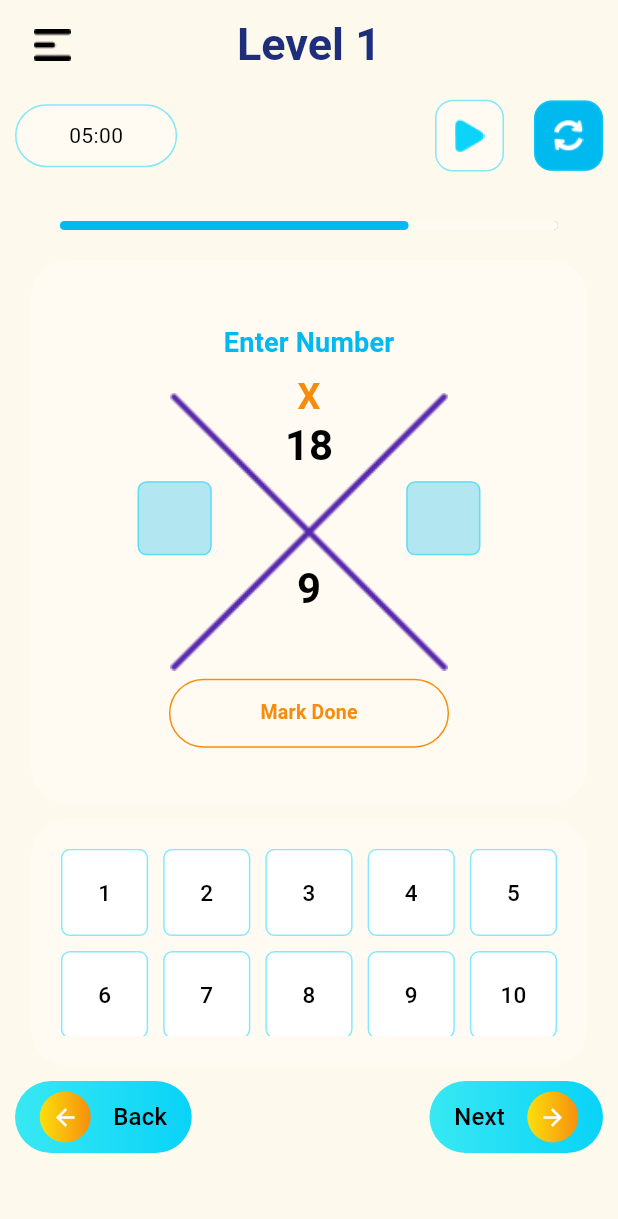
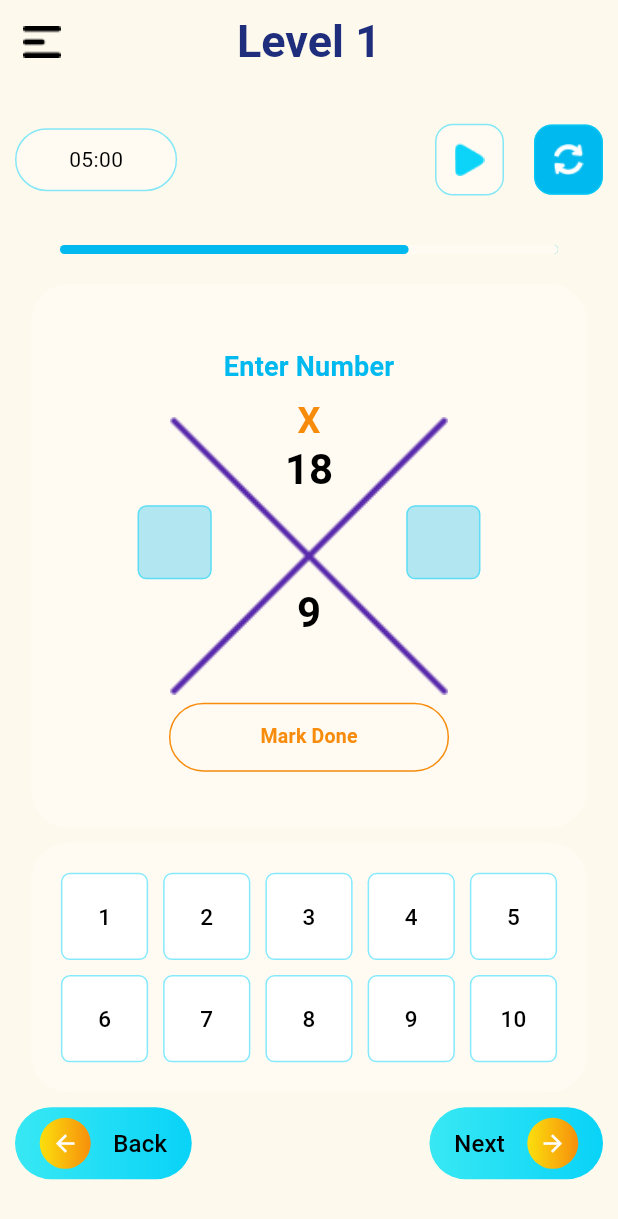
Before and after one commit to UmairYousafzai/X-puzzle, a Flutter app: the GameScreen screen opened directly, on a phone screen of 412 x 824 dp. Shown: the top 1219 px of the screen. Run offline on Flutter 3.47's test engine with Material 3 defaults, Android fonts, the phone set to English and light mode, and no system bars; our stand-ins replace flutter_native_splash, flutter_riverpod, flutter_svg, gap, google_fonts; missing offline and left inert: dart:ffi.

Commit message:
UI upgradation

```diff
--- a/lib/providers/game_number_provider.dart
+++ /dev/null
@@ -1,4 +0,0 @@
-import 'package:flutter_riverpod/flutter_riverpod.dart';
-
-// Provider to manage the selected game number
-final gameNumberProvider = StateProvider<String?>((ref) => null);
--- a/lib/screens/game_screen/game_number_buttons_widget.dart
+++ b/lib/screens/game_screen/game_number_buttons_widget.dart
@@ -1,8 +1,8 @@
 import 'package:flutter/material.dart';
 import 'package:flutter_riverpod/flutter_riverpod.dart';
-import 'package:xpuzzle/providers/game_number_provider.dart';
 import 'package:xpuzzle/screens/widgets/buttons/buttons.dart';
 import 'package:xpuzzle/utils/constants.dart';
+import '../../providers/game_provider.dart';
 import '../../theme/colors.dart';
 
 class GameNumberButtonsWidget extends ConsumerWidget {
@@ -10,31 +10,36 @@ class GameNumberButtonsWidget extends ConsumerWidget {
 
   @override
   Widget build(BuildContext context, WidgetRef ref) {
-    // List of button labels (1 to 10)
-    final List<String> numbers = List.generate(10, (index) => (index + 1).toString());
-    final selecedtNumber=ref.watch(gameNumberProvider);
+    final List<String> numbers =
+        List.generate(10, (index) => (index + 1).toString());
+    final selectedNumber = ref.watch(gameProvider).selectedNumber;
 
     return Container(
-      height: context.screenHeight * 0.2,
       width: context.screenWidth * 0.9,
       decoration: BoxDecoration(
         borderRadius: BorderRadius.circular(25),
         color: MColors().colorPrimary,
       ),
       child: Padding(
-        padding: const EdgeInsets.all(20.0),
+        padding:  EdgeInsets.all(MediaQuery.of(context).size.height > smallDeviceThreshold
+            ? 20
+            :  10),
         child: GridView.count(
-          crossAxisCount: 5, // 5 buttons in each row
-          mainAxisSpacing: 10, // Space between rows
-          crossAxisSpacing: 10, // Space between columns
-          shrinkWrap: true, // Let the GridView take the size of its children
-          physics: const NeverScrollableScrollPhysics(), // Prevent scrolling inside the GridView
+          crossAxisCount: 5,
+          mainAxisSpacing: MediaQuery.of(context).size.height > smallDeviceThreshold
+              ? 10
+              : 5,
+          crossAxisSpacing: 10,
+          shrinkWrap: true,
+          physics: const NeverScrollableScrollPhysics(),
           children: numbers.map<Widget>((number) {
             return gameNumberButton(
-                  () {
-                  //  ref.read(gameNumberProvider.notifier).state=number;
-                  }, // Define the onPressed callback for each button
-             selecedtNumber==number? MColors().colorSecondaryBlueDark: MColors().white,
+              () {
+                ref.read(gameProvider.notifier).updateSelectedNumber(number);
+              },
+              selectedNumber == number
+                  ? MColors().colorSecondaryBlueDark
+                  : MColors().white,
               number,
               context,
               15,
--- a/lib/screens/game_screen/game_screen.dart
+++ b/lib/screens/game_screen/game_screen.dart
@@ -4,6 +4,7 @@ import 'package:gap/gap.dart';
 import 'package:xpuzzle/screens/game_screen/game_custom_progress_bar.dart';
 import 'package:xpuzzle/screens/quiz_completion_screen.dart';
 import 'package:xpuzzle/screens/widgets/buttons/buttons.dart';
+import 'package:xpuzzle/screens/widgets/custom_app_bar.dart';
 import 'package:xpuzzle/theme/colors.dart';
 import 'package:xpuzzle/utils/constants.dart';
 
@@ -22,35 +23,23 @@ class GameScreen extends ConsumerWidget {
     final levelList = ref.read(levelListProvider);
     final gameState = ref.watch(gameProvider);
     final gameNotifier = ref.read(gameProvider.notifier);
-
     return Scaffold(
-      body: SafeArea(
-          child: Padding(
-        padding: const EdgeInsets.all(10),
-        child: SingleChildScrollView(
+        appBar: customAppBar(
+            context,
+            level ?? 'Select Level',
+            Image.asset(
+              "assets/icons/drawer_icon.png",
+              width: 50,
+              height: 40,
+            ),
+            () {}),
+        body: Padding(
+          padding: EdgeInsets.all(
+              MediaQuery.of(context).size.height > smallDeviceThreshold
+                  ? 10
+                  : 5),
           child: Column(
             children: [
-              Row(
-                children: [
-                  Image.asset(
-                    "assets/icons/drawer_icon.png",
-                    width: 50,
-                    height: 40,
-                  ),
-                  Expanded(
-                    child: Center(
-                      child: Text(
-                        level ?? 'Select Level',
-                        style: Theme.of(context).textTheme.titleLarge!.copyWith(
-                              color: const Color(0xFF1E2D7C),
-                              fontWeight: FontWeight.w700,
-                            ),
-                      ),
-                    ),
-                  ),
-                  const Gap(50),
-                ],
-              ),
               Gap(context.screenHeight * 0.02),
               Row(
                 children: [
@@ -59,32 +48,44 @@ class GameScreen extends ConsumerWidget {
                         '${gameState.minutes.toString().padLeft(2, '0')}:${gameState.seconds.toString().padLeft(2, '0')}',
                   ),
                   const Spacer(),
-
-                  gameState.isTimerRunning?
-                  gameStartResetButton(() {                                     // Button to pause timer
-                    gameNotifier.pauseTimer();
-                  }, 'assets/icons/pause-button.png', MColors().colorPrimary):
-                  gameStartResetButton(() {
-                    gameNotifier.playTimer();                                  // Button to start timer
-                  }, 'assets/images/play.png', MColors().colorPrimary)
-
-                  ,
-                  const Gap(20),
-                  gameStartResetButton(() {
-                    gameNotifier.resetTimer();                                  // Button to reset timer
+                  gameState.isTimerRunning
+                      ? gameStartResetButton(context,() {
+                          // Button to pause timer
+                          gameNotifier.pauseTimer();
+                        }, 'assets/icons/pause-button.png',
+                          MColors().colorPrimary)
+                      : gameStartResetButton(context,() {
+                          gameNotifier.playTimer(); // Button to start timer
+                        }, 'assets/images/play.png', MColors().colorPrimary),
+                  Gap(MediaQuery.of(context).size.height > smallDeviceThreshold
+                      ? 20
+                      : 10),
+                  gameStartResetButton(context,() {
+                    gameNotifier.resetTimer(); // Button to reset timer
                   }, 'assets/images/reset.png',
                       MColors().colorSecondaryBlueDark),
                 ],
               ),
-              Gap(context.screenHeight * 0.04),
+              Gap(
+                  MediaQuery.of(context).size.height > smallDeviceThreshold
+                      ? context.screenHeight * 0.04
+                      : context.screenHeight * 0.02
+                  ),
               const CustomProgressBar(
                 progress: 0.7,
               ),
-              const Gap(20),
+               Gap(
+                  MediaQuery.of(context).size.height > smallDeviceThreshold
+                      ? 20
+                      : 10),
               const GameWidget(),
-              const Gap(10),
+               Gap(MediaQuery.of(context).size.height > smallDeviceThreshold
+                  ? 10
+                  : 5),
               const GameNumberButtonsWidget(),
-              const Gap(10),
+               Gap(MediaQuery.of(context).size.height > smallDeviceThreshold
+                  ? 10
+                  : 5),
               Row(
                 mainAxisAlignment: MainAxisAlignment.spaceBetween,
                 children: [
@@ -97,7 +98,9 @@ class GameScreen extends ConsumerWidget {
                       Navigator.pop(context);
                     }
                   }, false), // Back button
-                  const Gap(50),
+                   Gap(MediaQuery.of(context).size.height > smallDeviceThreshold
+                      ? 50
+                      : 25),
                   gameBacknNextButton(context, () {
                     int currentIndex = levelList.indexOf(level!);
                     if (currentIndex < levelList.length - 1) {
@@ -107,7 +110,7 @@ class GameScreen extends ConsumerWidget {
                       Navigator.push(
                           context,
                           MaterialPageRoute(
-                              builder: (ctx) => QuizCompeltionScreen()));
+                              builder: (ctx) => QuizCompletionScreen()));
                     }
                   }, true), // Next Button
                 ],
@@ -115,8 +118,6 @@ class GameScreen extends ConsumerWidget {
               Gap(context.screenHeight * 0.01)
             ],
           ),
-        ),
-      )),
-    );
+        ));
   }
 }
--- a/lib/screens/game_screen/game_time_widget.dart
+++ b/lib/screens/game_screen/game_time_widget.dart
@@ -1,12 +1,20 @@
 import 'package:flutter/material.dart';
+
+import '../../utils/constants.dart';
 
 class GameTimeWidget extends StatelessWidget {
   const GameTimeWidget({super.key, required this.time});
-final String time;
+
+  final String time;
+
   @override
   Widget build(BuildContext context) {
     return Container(
-      padding: const EdgeInsets.symmetric(vertical:10,horizontal: 35 ),
+      padding:  EdgeInsets.symmetric(
+          vertical: MediaQuery.of(context).size.height > smallDeviceThreshold
+              ? 10
+              : 5,
+          horizontal: 35),
       decoration: BoxDecoration(
         color: const Color(0xFFFFFBF3), // #FFFBF3
         border: Border.all(
@@ -15,7 +23,9 @@ final String time;
         ),
         borderRadius: BorderRadius.circular(30),
       ),
-      child: Text(time,style: const TextStyle(fontSize: 14, color: Colors.black),
+      child: Text(
+        time,
+        style: const TextStyle(fontSize: 14, color: Colors.black),
       ),
     );
   }
--- a/lib/screens/results_screen.dart
+++ b/lib/screens/results_screen.dart
@@ -6,15 +6,17 @@ import 'package:xpuzzle/screens/widgets/result_single_card.dart';
 import 'package:xpuzzle/utils/constants.dart';
 
 class ResultsScreen extends StatelessWidget {
+  const ResultsScreen({super.key});
+
   @override
   Widget build(BuildContext context) {
     return Scaffold(
       body: Container(
         width: MediaQuery.of(context).size.width,
         height: MediaQuery.of(context).size.height,
-        decoration: BoxDecoration(
+        decoration: const BoxDecoration(
             image: DecorationImage(
-                image: new AssetImage("assets/images/background_1.jpeg"),
+                image: AssetImage("assets/images/background_1.jpeg"),
                 fit: BoxFit.fill)),
         child: SafeArea(
           child: Padding(
--- a/lib/screens/widgets/buttons/buttons.dart
+++ b/lib/screens/widgets/buttons/buttons.dart
@@ -75,11 +75,14 @@ primaryButton(VoidCallback onPressed, String text, Color textColor,BuildContext
 }
 
 gameStartResetButton(
+    BuildContext context,
     VoidCallback onPressed, String image, Color backgroundColor) {
   return GestureDetector(
     onTap: onPressed,
     child: Container(
-      padding: const EdgeInsets.all(12),
+      padding:  EdgeInsets.all(MediaQuery.of(context).size.height > smallDeviceThreshold
+          ? 12
+          : 6),
       decoration: BoxDecoration(
         borderRadius: BorderRadius.circular(12),
         color: backgroundColor,
@@ -98,8 +101,10 @@ gameNumberButton(VoidCallback onPressed, Color backgroundColor, String text,
   return InkWell(
     onTap: onPressed,
     child: Container(
-      height: context.screenHeight * 0.06,
-      width: context.screenWidth * 0.12,
+      height:MediaQuery.of(context).size.height > smallDeviceThreshold
+          ? context.screenHeight * 0.06
+          :  context.screenHeight * 0.01,
+      width: context.screenWidth * 0.1,
       decoration: BoxDecoration(
         borderRadius: BorderRadius.circular(6),
         color: backgroundColor,
@@ -113,7 +118,9 @@ gameNumberButton(VoidCallback onPressed, Color backgroundColor, String text,
           text,
           style: Theme.of(context).textTheme.titleSmall!.copyWith(
               color: black ? Colors.black : MColors().colorSecondaryBlueDark,
-              fontSize: fontSize),
+              fontSize: MediaQuery.of(context).size.height > smallDeviceThreshold
+                  ?fontSize
+                  :  fontSize-2),
         ),
       ),
     ),
@@ -132,7 +139,9 @@ gameDoneButton(VoidCallback onPressed, BuildContext context) {
       borderRadius: BorderRadius.circular(30),
     ),
     child: Padding(
-      padding: EdgeInsets.symmetric(horizontal: 60, vertical: 12),
+      padding: EdgeInsets.symmetric(horizontal: 60, vertical: MediaQuery.of(context).size.height > smallDeviceThreshold
+          ? 12
+          :  6),
       child: Text(
         'Mark Done',
         style: Theme.of(context)
@@ -149,7 +158,9 @@ gameBacknNextButton(BuildContext context, VoidCallback onPressed, bool isNext) {
     onTap: onPressed,
     child: Container(
       padding: EdgeInsets.symmetric(
-        vertical: 7,
+        vertical: MediaQuery.of(context).size.height > smallDeviceThreshold
+            ? 7
+            : 3,
         horizontal: context.screenWidth * 0.04,
       ),
       decoration: BoxDecoration(
--- /dev/null
+++ b/lib/screens/widgets/custom_app_bar.dart
@@ -0,0 +1,19 @@
+import 'package:flutter/material.dart';
+
+AppBar customAppBar(BuildContext context, String title, Image leadingIcon,
+    Function() onPressed) {
+  return AppBar(
+    title: Text(
+      title,
+      style: Theme.of(context).textTheme.titleLarge!.copyWith(
+            color: const Color(0xFF1E2D7C),
+            fontWeight: FontWeight.w700,
+          ),
+    ),
+    leading: IconButton(
+      icon: leadingIcon,
+      onPressed: onPressed,
+    ),
+    centerTitle: true,
+  );
+}
--- a/lib/screens/widgets/custom_fields/dropdown_field_widget.dart
+++ b/lib/screens/widgets/custom_fields/dropdown_field_widget.dart
@@ -4,7 +4,7 @@ import 'package:flutter_riverpod/flutter_riverpod.dart';
 import '../../../providers/level_provider.dart';
 
 class DropdownFieldWidget extends ConsumerWidget {
-  const DropdownFieldWidget({Key? key}) : super(key: key);
+  const DropdownFieldWidget({super.key});
 
   @override
   Widget build(BuildContext context, WidgetRef ref) {
@@ -26,7 +26,7 @@ class DropdownFieldWidget extends ConsumerWidget {
       }).toList(),
       dropdownColor: const Color(0xFFFFFBF3),
       decoration: InputDecoration(
-        fillColor: Color(0xFFFFFBF3),
+        fillColor: const Color(0xFFFFFBF3),
         filled: true,
         border: OutlineInputBorder(
           borderRadius: BorderRadius.circular(15),
--- a/lib/screens/widgets/levels_header.dart
+++ b/lib/screens/widgets/levels_header.dart
@@ -10,7 +10,7 @@ class LevelsHeader extends StatelessWidget{
   final Styles style;
   final int totalQuestions;
   final int correct;
-  LevelsHeader({super.key, required this.level,required this.totalQuestions, required this.style, required this.correct});
+  const LevelsHeader({super.key, required this.level,required this.totalQuestions, required this.style, required this.correct});
   @override
   Widget build(BuildContext context) {
     return Stack(
--- a/lib/screens/widgets/result_single_card.dart
+++ b/lib/screens/widgets/result_single_card.dart
@@ -8,7 +8,7 @@ import 'package:xpuzzle/utils/constants.dart';
 
 class ResultSingleCard extends StatelessWidget{
   final bool isCorrect;
-  ResultSingleCard({super.key, required this.isCorrect});
+  const ResultSingleCard({super.key, required this.isCorrect});
   @override
   Widget build(BuildContext context) {
     return Padding(
@@ -74,7 +74,7 @@ class ResultSingleCard extends StatelessWidget{
                               ),),
                             ),
                           ),
-                          Gap(10),
+                          const Gap(10),
                           Container(
                             decoration: BoxDecoration(
                                 borderRadius: BorderRadius.circular(7),
@@ -91,7 +91,7 @@ class ResultSingleCard extends StatelessWidget{
 
                         ],
                       ),
-                      Row(
+                      const Row(
                         mainAxisAlignment: MainAxisAlignment.center,
                         children: [
                           Text("10",style: TextStyle(fontWeight: FontWeight.bold),)
--- a/lib/utils/constants.dart
+++ b/lib/utils/constants.dart
@@ -5,6 +5,10 @@ extension ScreenSize on BuildContext {
   double get screenHeight => MediaQuery.of(this).size.height;
 }
 
+//UI
+int smallDeviceThreshold = 700;
+
+
 
 
 //Strings
```
Also changed, not shown: lib/main.dart (+11 -5 lines), lib/providers/game_provider.dart (+7 -0 lines), lib/screens/quiz_completion_screen.dart (+6 -4 lines), lib/screens/select_level_screen.dart (renamed from lib/screens/landing_screen.dart, +4 -4 lines), lib/screens/widgets/background_image_container.dart (+11 -7 lines), lib/screens/widgets/custom_badge.dart (deleted, +0 -134 lines).
